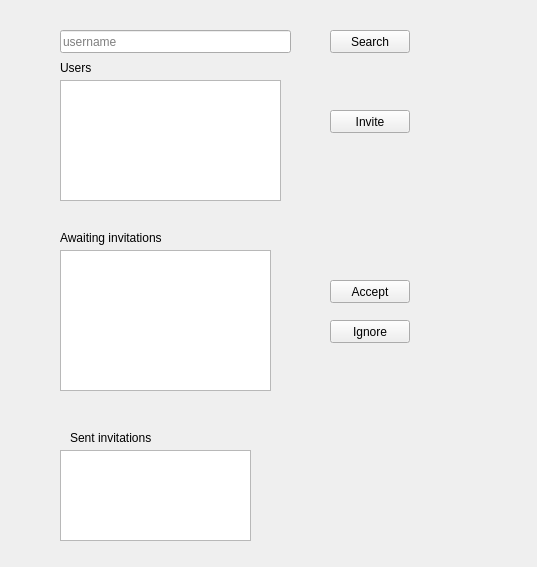
Above: gui/ui_component_templates/invite_friends_page.ui from mGarbowski/pipr-piprbook before the change. Below: the same form after it.
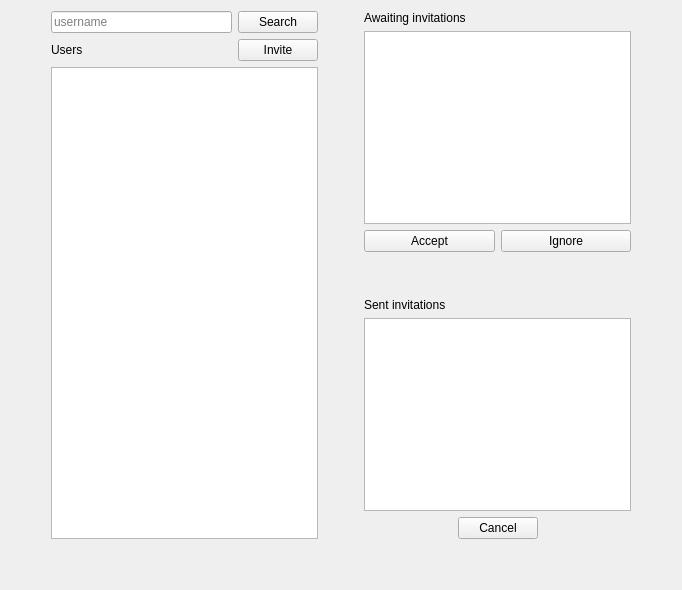
That is the form after the change.

Commit message: fixed InviteFriendsPage styling, fixed bug with search result display after accepting invitation,

Diff of the .ui file:
```diff
--- a/gui/ui_component_templates/invite_friends_page.ui
+++ b/gui/ui_component_templates/invite_friends_page.ui
@@ -6,147 +6,246 @@
    <rect>
     <x>0</x>
     <y>0</y>
-    <width>537</width>
-    <height>567</height>
+    <width>682</width>
+    <height>590</height>
    </rect>
   </property>
   <property name="windowTitle">
    <string>Form</string>
   </property>
-  <widget class="QLineEdit" name="search_bar">
-   <property name="geometry">
-    <rect>
-     <x>60</x>
-     <y>30</y>
-     <width>231</width>
-     <height>23</height>
-    </rect>
-   </property>
-   <property name="placeholderText">
-    <string>username</string>
-   </property>
-  </widget>
-  <widget class="QPushButton" name="search_button">
-   <property name="geometry">
-    <rect>
-     <x>330</x>
-     <y>30</y>
-     <width>80</width>
-     <height>23</height>
-    </rect>
-   </property>
-   <property name="text">
-    <string>Search</string>
-   </property>
-  </widget>
-  <widget class="QListWidget" name="search_result">
-   <property name="geometry">
-    <rect>
-     <x>60</x>
-     <y>80</y>
-     <width>221</width>
-     <height>121</height>
-    </rect>
-   </property>
-  </widget>
-  <widget class="QListWidget" name="awaiting_invitations">
-   <property name="geometry">
-    <rect>
-     <x>60</x>
-     <y>250</y>
-     <width>211</width>
-     <height>141</height>
-    </rect>
-   </property>
-  </widget>
-  <widget class="QPushButton" name="invite_button">
-   <property name="geometry">
-    <rect>
-     <x>330</x>
-     <y>110</y>
-     <width>80</width>
-     <height>23</height>
-    </rect>
-   </property>
-   <property name="text">
-    <string>Invite</string>
-   </property>
-  </widget>
-  <widget class="QPushButton" name="accept_button">
-   <property name="geometry">
-    <rect>
-     <x>330</x>
-     <y>280</y>
-     <width>80</width>
-     <height>23</height>
-    </rect>
-   </property>
-   <property name="text">
-    <string>Accept</string>
-   </property>
-  </widget>
-  <widget class="QPushButton" name="ignore_button">
-   <property name="geometry">
-    <rect>
-     <x>330</x>
-     <y>320</y>
-     <width>80</width>
-     <height>23</height>
-    </rect>
-   </property>
-   <property name="text">
-    <string>Ignore</string>
-   </property>
-  </widget>
-  <widget class="QListWidget" name="sent_invitations">
-   <property name="geometry">
-    <rect>
-     <x>60</x>
-     <y>450</y>
-     <width>191</width>
-     <height>91</height>
-    </rect>
-   </property>
-  </widget>
-  <widget class="QLabel" name="search_result_label">
-   <property name="geometry">
-    <rect>
-     <x>60</x>
-     <y>60</y>
-     <width>59</width>
-     <height>15</height>
-    </rect>
-   </property>
-   <property name="text">
-    <string>Users</string>
-   </property>
-  </widget>
-  <widget class="QLabel" name="awaiting_invitations_label">
-   <property name="geometry">
-    <rect>
-     <x>60</x>
-     <y>230</y>
-     <width>201</width>
-     <height>16</height>
-    </rect>
-   </property>
-   <property name="text">
-    <string>Awaiting invitations</string>
-   </property>
-  </widget>
-  <widget class="QLabel" name="sent_invitations_label">
-   <property name="geometry">
-    <rect>
-     <x>70</x>
-     <y>430</y>
-     <width>121</width>
-     <height>16</height>
-    </rect>
-   </property>
-   <property name="text">
-    <string>Sent invitations</string>
-   </property>
-  </widget>
+  <layout class="QVBoxLayout" name="verticalLayout_5">
+   <item>
+    <layout class="QHBoxLayout" name="horizontalLayout_6">
+     <item>
+      <spacer name="horizontalSpacer_4">
+       <property name="orientation">
+        <enum>Qt::Horizontal</enum>
+       </property>
+       <property name="sizeType">
+        <enum>QSizePolicy::Minimum</enum>
+       </property>
+       <property name="sizeHint" stdset="0">
+        <size>
+         <width>40</width>
+         <height>20</height>
+        </size>
+       </property>
+      </spacer>
+     </item>
+     <item>
+      <layout class="QHBoxLayout" name="horizontalLayout_5">
+       <item>
+        <layout class="QVBoxLayout" name="verticalLayout_2">
+         <item>
+          <layout class="QHBoxLayout" name="horizontalLayout">
+           <item>
+            <widget class="QLineEdit" name="search_bar">
+             <property name="placeholderText">
+              <string>username</string>
+             </property>
+            </widget>
+           </item>
+           <item>
+            <widget class="QPushButton" name="search_button">
+             <property name="text">
+              <string>Search</string>
+             </property>
+            </widget>
+           </item>
+          </layout>
+         </item>
+         <item>
+          <layout class="QHBoxLayout" name="horizontalLayout_3">
+           <item>
+            <widget class="QLabel" name="search_result_label">
+             <property name="text">
+              <string>Users</string>
+             </property>
+            </widget>
+           </item>
+           <item>
+            <spacer name="horizontalSpacer">
+             <property name="orientation">
+              <enum>Qt::Horizontal</enum>
+             </property>
+             <property name="sizeHint" stdset="0">
+              <size>
+               <width>40</width>
+               <height>20</height>
+              </size>
+             </property>
+            </spacer>
+           </item>
+           <item>
+            <widget class="QPushButton" name="invite_button">
+             <property name="text">
+              <string>Invite</string>
+             </property>
+            </widget>
+           </item>
+          </layout>
+         </item>
+         <item>
+          <widget class="QListWidget" name="search_result"/>
+         </item>
+        </layout>
+       </item>
+      </layout>
+     </item>
+     <item>
+      <spacer name="horizontalSpacer_5">
+       <property name="orientation">
+        <enum>Qt::Horizontal</enum>
+       </property>
+       <property name="sizeType">
+        <enum>QSizePolicy::Minimum</enum>
+       </property>
+       <property name="sizeHint" stdset="0">
+        <size>
+         <width>40</width>
+         <height>20</height>
+        </size>
+       </property>
+      </spacer>
+     </item>
+     <item>
+      <layout class="QVBoxLayout" name="verticalLayout_4">
+       <item>
+        <layout class="QVBoxLayout" name="verticalLayout">
+         <item>
+          <widget class="QLabel" name="awaiting_invitations_label">
+           <property name="text">
+            <string>Awaiting invitations</string>
+           </property>
+          </widget>
+         </item>
+         <item>
+          <widget class="QListWidget" name="awaiting_invitations"/>
+         </item>
+         <item>
+          <layout class="QHBoxLayout" name="horizontalLayout_2">
+           <item>
+            <widget class="QPushButton" name="accept_button">
+             <property name="text">
+              <string>Accept</string>
+             </property>
+            </widget>
+           </item>
+           <item>
+            <widget class="QPushButton" name="ignore_button">
+             <property name="text">
+              <string>Ignore</string>
+             </property>
+            </widget>
+           </item>
+          </layout>
+         </item>
+        </layout>
+       </item>
+       <item>
+        <spacer name="verticalSpacer">
+         <property name="orientation">
+          <enum>Qt::Vertical</enum>
+         </property>
+         <property name="sizeType">
+          <enum>QSizePolicy::Minimum</enum>
+         </property>
+         <property name="sizeHint" stdset="0">
+          <size>
+           <width>20</width>
+           <height>40</height>
+          </size>
+         </property>
+        </spacer>
+       </item>
+       <item>
+        <layout class="QVBoxLayout" name="verticalLayout_3">
+         <item>
+          <widget class="QLabel" name="sent_invitations_label">
+           <property name="text">
+            <string>Sent invitations</string>
+           </property>
+          </widget>
+         </item>
+         <item>
+          <widget class="QListWidget" name="sent_invitations"/>
+         </item>
+         <item>
+          <layout class="QHBoxLayout" name="horizontalLayout_4">
+           <item>
+            <spacer name="horizontalSpacer_2">
+             <property name="orientation">
+              <enum>Qt::Horizontal</enum>
+             </property>
+             <property name="sizeHint" stdset="0">
+              <size>
+               <width>40</width>
+               <height>20</height>
+              </size>
+             </property>
+            </spacer>
+           </item>
+           <item>
+            <widget class="QPushButton" name="cancel_button">
+             <property name="text">
+              <string>Cancel</string>
+             </property>
+            </widget>
+           </item>
+           <item>
+            <spacer name="horizontalSpacer_3">
+             <property name="orientation">
+              <enum>Qt::Horizontal</enum>
+             </property>
+             <property name="sizeHint" stdset="0">
+              <size>
+               <width>40</width>
+               <height>20</height>
+              </size>
+             </property>
+            </spacer>
+           </item>
+          </layout>
+         </item>
+        </layout>
+       </item>
+      </layout>
+     </item>
+     <item>
+      <spacer name="horizontalSpacer_6">
+       <property name="orientation">
+        <enum>Qt::Horizontal</enum>
+       </property>
+       <property name="sizeType">
+        <enum>QSizePolicy::Minimum</enum>
+       </property>
+       <property name="sizeHint" stdset="0">
+        <size>
+         <width>40</width>
+         <height>20</height>
+        </size>
+       </property>
+      </spacer>
+     </item>
+    </layout>
+   </item>
+   <item>
+    <spacer name="verticalSpacer_2">
+     <property name="orientation">
+      <enum>Qt::Vertical</enum>
+     </property>
+     <property name="sizeType">
+      <enum>QSizePolicy::Minimum</enum>
+     </property>
+     <property name="sizeHint" stdset="0">
+      <size>
+       <width>20</width>
+       <height>40</height>
+      </size>
+     </property>
+    </spacer>
+   </item>
+  </layout>
  </widget>
  <resources/>
  <connections/>
```
The commit also changes 3 other files.
